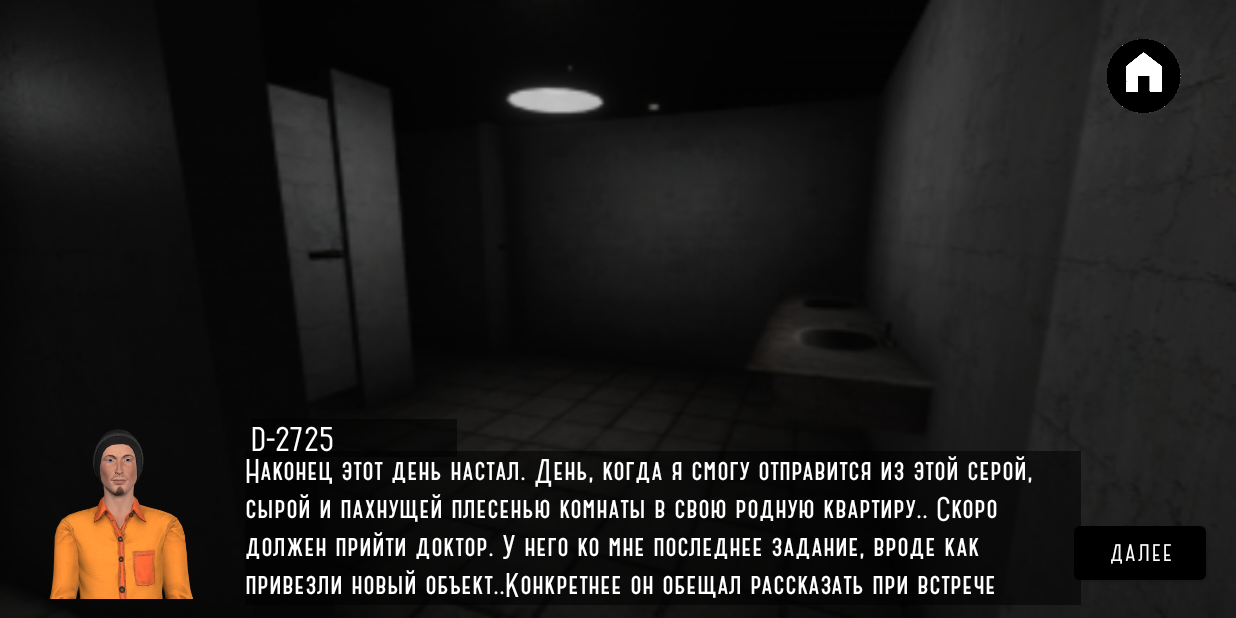
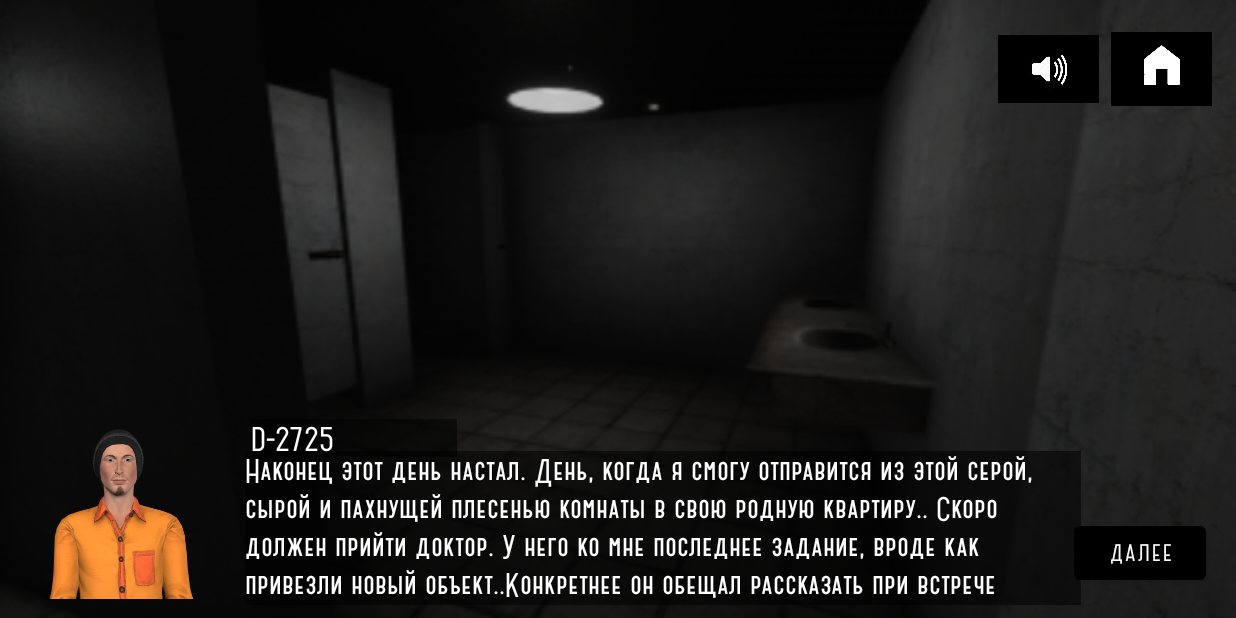
Before and after one commit to NataliaPopova127/SCP-096App, an Android app: the ActionActivity screen opened directly, with no data from a screen before it, on a phone screen of 824 x 412 dp (held sideways). Run offline under Robolectric (Android 15) with nearby library versions, the phone set to English and light mode, and no system bars; Roboto replaces fonts that are not available here.

Commit message:
add button music/not music

```diff
--- a/app/src/main/res/layout/activity_action.xml
+++ b/app/src/main/res/layout/activity_action.xml
@@ -134,11 +134,25 @@
         android:id="@+id/ivButtonMainMenu"
         android:layout_width="67dp"
         android:layout_height="49dp"
-        android:layout_marginEnd="28dp"
+        android:layout_marginEnd="16dp"
+        android:onClick="ivButtonMainMenuClick"
         app:layout_constraintBottom_toBottomOf="parent"
         app:layout_constraintEnd_toEndOf="parent"
+        app:layout_constraintTop_toTopOf="@+id/ivButtonMusic"
+        app:layout_constraintVertical_bias="0.0"
+        app:srcCompat="@drawable/button_menu"
+        android:background="@color/black"/>
+
+    <ImageView
+        android:id="@+id/ivButtonMusic"
+        android:layout_width="67dp"
+        android:layout_height="49dp"
+        android:layout_marginEnd="8dp"
+        android:onClick="ivButtonMusicClick"
+        app:layout_constraintBottom_toBottomOf="parent"
+        app:layout_constraintEnd_toStartOf="@+id/ivButtonMainMenu"
         app:layout_constraintTop_toTopOf="parent"
-        app:layout_constraintVertical_bias="0.071"
-        app:srcCompat="@drawable/button_menu"
-        android:onClick="ivButtonMainMenuClick"/>
+        app:layout_constraintVertical_bias="0.058"
+        app:srcCompat="@drawable/btn_music"
+        />
 </androidx.constraintlayout.widget.ConstraintLayout>
```
Also changed, not shown: app/src/main/java/com/example/scp_096App/ActionActivity.kt (+14 -1 lines), app/src/main/res/drawable-v24/btn_music.png (added), app/src/main/res/drawable-v24/btn_not_music.png (added), app/src/main/res/drawable-v24/button_menu.png.
